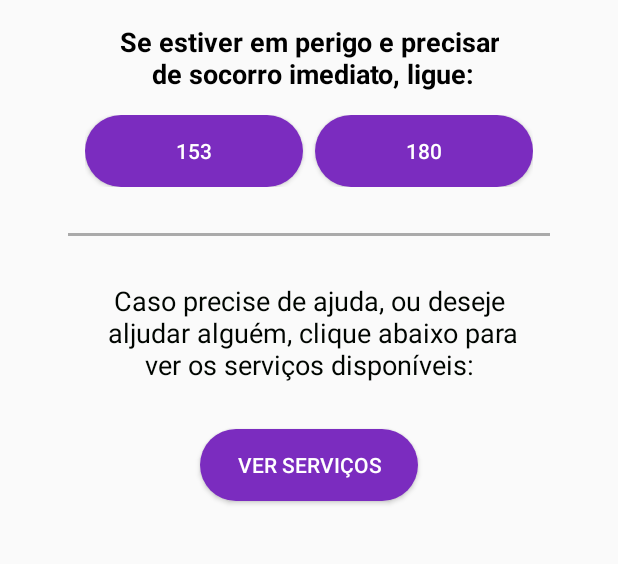
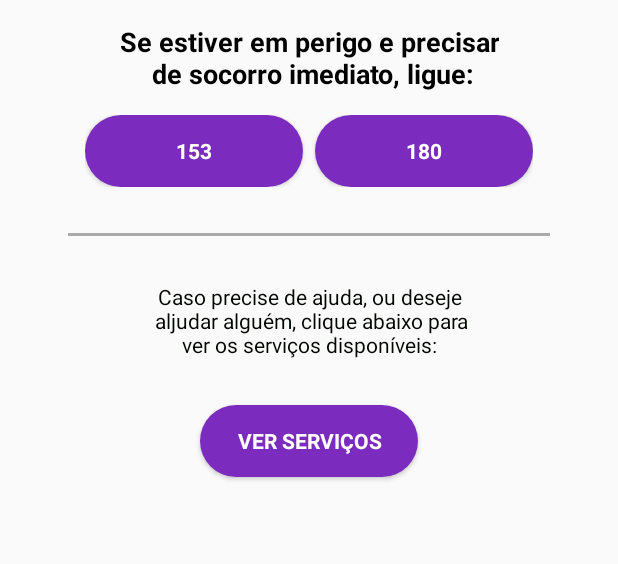
Before and after one commit to together-project/together-button-android, an Android app: the fragment AskForHelpFragment shown on its own in the app's theme, on a phone screen of 412 x 824 dp, the part 182-746 px from its top. Run offline under Robolectric (Android 15) with nearby library versions, the phone set to English and light mode, and no system bars; our stand-ins replace data binding.

Commit message:
fix(round bs and button style)

```diff
--- a/togetherbutton/src/main/res/layout/fragment_ask_for_help.xml
+++ b/togetherbutton/src/main/res/layout/fragment_ask_for_help.xml
@@ -60,20 +60,18 @@
 
                 <Button
                     android:id="@+id/btn_153"
+                    style="@style/mainButton"
                     android:layout_width="145dp"
                     android:layout_height="wrap_content"
-                    android:background="@drawable/background_main_button"
-                    android:text="153"
-                    android:textColor="#FFFFFF" />
+                    android:text="153" />
 
                 <Button
                     android:id="@+id/btn_180"
+                    style="@style/mainButton"
                     android:layout_width="145dp"
                     android:layout_height="wrap_content"
                     android:layout_marginStart="8dp"
-                    android:background="@drawable/background_main_button"
-                    android:text="180"
-                    android:textColor="#FFFFFF" />
+                    android:text="180"/>
             </LinearLayout>
 
             <View
@@ -90,22 +88,21 @@
                 android:id="@+id/txtViewHelpOptions"
                 android:layout_width="match_parent"
                 android:layout_height="wrap_content"
+                style="@style/secondaryText"
                 android:layout_marginTop="15dp"
                 android:layout_marginBottom="15dp"
                 android:gravity="center_horizontal"
                 android:text="@string/view_help_options"
-                android:textColor="#000500"
-                android:textSize="18dp" />
+                android:textColor="#000500" />
 
             <Button
                 android:id="@+id/btnServices"
+                style="@style/mainButton"
                 android:layout_width="145dp"
                 android:layout_height="wrap_content"
                 android:layout_marginTop="15dp"
                 android:layout_marginBottom="30dp"
-                android:background="@drawable/background_main_button"
-                android:text="@string/available_services"
-                android:textColor="#FFFFFF" />
+                android:text="@string/available_services" />
 
         </LinearLayout>
     </ScrollView>
--- a/togetherbutton/src/main/res/values/styles.xml
+++ b/togetherbutton/src/main/res/values/styles.xml
@@ -1,7 +1,8 @@
 <?xml version="1.0" encoding="utf-8"?>
 <resources>
 
-    <style name="headerText" parent="twoLinesText">
+    <style name="headerText"
+        parent="twoLinesText">
         <item name="android:fontFamily">sans-serif</item>
         <item name="android:textColor">@color/colorBlack</item>
         <item name="android:textSize">18sp</item>
@@ -18,10 +19,13 @@
         <item name="android:lines">3</item>
     </style>
 
-    <style name="primaryButtonText">
+    <style name="mainButton">
         <item name="android:fontFamily">sans-serif</item>
-        <item name="android:textColor">@color/colorBlack</item>
+        <item name="android:textColor">@color/colorWhite</item>
         <item name="android:textStyle">bold</item>
+        <item name="android:background">@drawable/bg_main_button</item>
+        <item name="android:layout_width">145dp</item>
+        <item name="android:layout_height">wrap_content</item>
         <item name="android:textAlignment">center</item>
     </style>
 
@@ -30,14 +34,14 @@
         <item name="android:lines">2</item>
     </style>
 
-    <style
-        name="TogetherBottomSheetDialog"
+    <style name="TogetherBottomSheetDialog"
         parent="Theme.Design.Light.BottomSheetDialog">
         <item name="bottomSheetStyle">@style/Widget.Demo.BottomSheet</item>
     </style>
 
-    <style name="Widget.Demo.BottomSheet" parent="Widget.Design.BottomSheet.Modal">
-        <item name="android:background">@android:color/transparent</item>
+    <style name="Widget.Demo.BottomSheet"
+        parent="Widget.Design.BottomSheet.Modal">
+        <item name="android:background">@drawable/rounded_dialog</item>
     </style>
 
 </resources>
```
Also changed, not shown: togetherbutton/src/main/java/com/github/togetherproject/button/module/setup/TogetherButtonFragment.kt (+4 -6 lines), togetherbutton/src/main/res/layout/fragment_home.xml (+4 -8 lines), togetherbutton/src/main/res/drawable/bg_main_button.xml (renamed from togetherbutton/src/main/res/drawable/background_main_button.xml), togetherbutton/src/main/res/drawable/rounded_dialog.xml (renamed from togetherbutton/src/main/res/drawable/background_bottom_sheet.xml).
